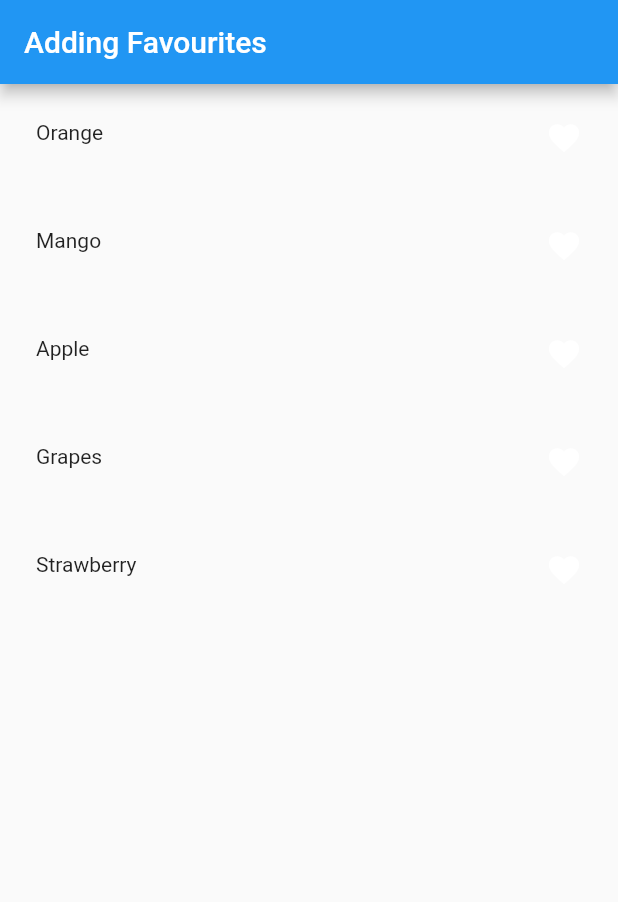
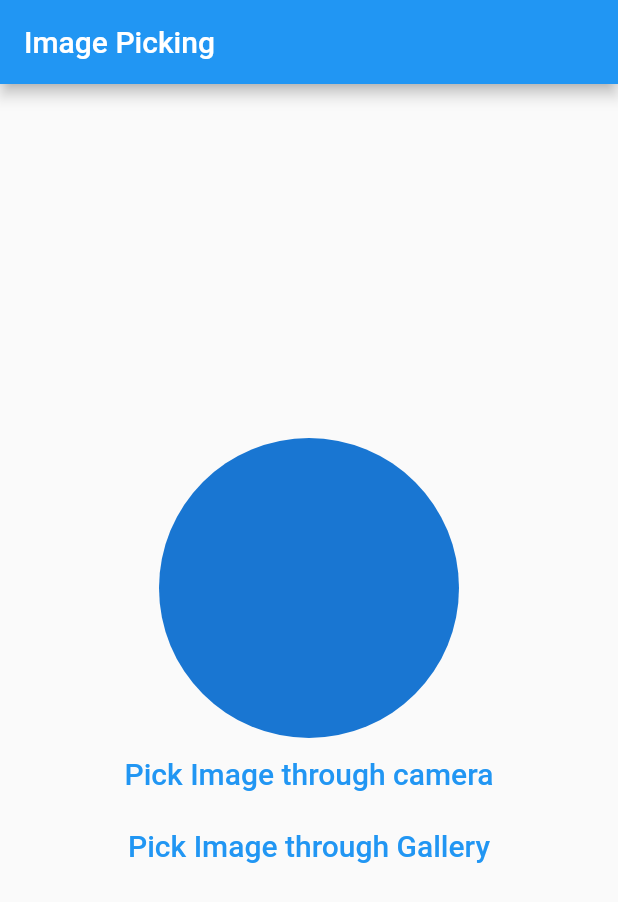
Before and after one commit to Yunus7722/Flutter_GetX_Utilities_and_more, a Flutter app: the screen it shows after launch, on a phone screen of 412 x 824 dp. Shown: the top 902 px of the screen. Run offline on Flutter 3.47's test engine with Material 2 defaults, Android fonts, the phone set to English and light mode, and no system bars; our stand-ins replace get, image_picker.

Commit message:
Implementing Image Picker with galler and camera

```diff
--- /dev/null
+++ b/lib/controllers/image_pick_controller.dart
@@ -0,0 +1,30 @@
+import 'package:get/get.dart';
+import 'package:image_picker/image_picker.dart';
+
+class ImagePickerController extends GetxController {
+
+  RxString imagePath = ''.obs;
+
+  Future getImage() async {
+    final ImagePicker _picker = ImagePicker();
+    final image = await _picker.pickImage(source: ImageSource.camera);
+
+    if(image!=null){
+      imagePath.value = image.path.toString();
+    }
+    // else{
+    //   print("image not found");
+    // }
+  }
+   Future getImageByGallery() async {
+    final ImagePicker _picker = ImagePicker();
+    final galleryImage = await _picker.pickImage(source: ImageSource.gallery);
+
+    if(galleryImage!=null){
+      imagePath.value = galleryImage.path.toString();
+    }
+    // else{
+    //   print("image not found");
+    // }
+  }
+}
--- a/lib/main.dart
+++ b/lib/main.dart
@@ -1,6 +1,7 @@
 import 'package:flutter/material.dart';
 import 'package:flutter_getx_remaining_tutorials/model/local_languages.dart';
 import 'package:flutter_getx_remaining_tutorials/pages/add_favourites_list.dart';
+import 'package:flutter_getx_remaining_tutorials/pages/image_picker.dart';
 import 'package:flutter_getx_remaining_tutorials/pages/switch_page.dart';
 import 'package:flutter_getx_remaining_tutorials/pages/language.dart';
 import 'package:flutter_getx_remaining_tutorials/pages/sliding_page.dart';
@@ -41,7 +42,11 @@ class MyApp extends StatelessWidget {
       // home: SwitchPage(),
 
       //for  AddingFavourites in Lists
-      home: AddFavourites(),
+      // home: AddFavourites(),
+
+      //for Image Picker
+      home: ImagePickPage() ,
+
     );
   }
 }
--- /dev/null
+++ b/lib/pages/image_picker.dart
@@ -0,0 +1,53 @@
+import 'dart:io';
+
+import 'package:flutter/material.dart';
+import 'package:flutter_getx_remaining_tutorials/controllers/image_pick_controller.dart';
+import 'package:get/get.dart';
+
+class ImagePickPage extends StatefulWidget {
+  const ImagePickPage({super.key});
+
+  @override
+  State<ImagePickPage> createState() => _ImagePickPageState();
+}
+
+class _ImagePickPageState extends State<ImagePickPage> {
+
+  //dependency Injection
+  ImagePickerController imgController = Get.put(ImagePickerController());
+
+
+  @override
+  Widget build(BuildContext context) {
+    return Scaffold(
+      appBar: AppBar(
+        title: Text('Image Picking'),
+      ),
+      body:Obx(() =>
+       Container(
+        child: Column(
+          mainAxisAlignment: MainAxisAlignment.center,
+          crossAxisAlignment: CrossAxisAlignment.center,
+          children: [
+            Center(
+              child: CircleAvatar(
+            radius: 100,
+            backgroundImage: imgController.imagePath.isNotEmpty
+            ? FileImage(File(imgController.imagePath.toString()))
+            : null
+            ,
+          )
+
+          ),
+          TextButton(onPressed: (){
+            imgController.getImage();
+          }, child: Text('Pick Image through camera',style: TextStyle(fontSize: 20),)),
+          TextButton(onPressed: (){
+            imgController.getImageByGallery();
+          }, child: Text('Pick Image through Gallery',style: TextStyle(fontSize: 20),))
+          ],
+        ),
+      ),)
+    );
+  }
+}
--- a/pubspec.yaml
+++ b/pubspec.yaml
@@ -36,6 +36,7 @@ dependencies:
   # Use with the CupertinoIcons class for iOS style icons.
   cupertino_icons: ^1.0.2
   get:
+  image_picker:
 
 dev_dependencies:
   flutter_test:
```
Also changed, not shown: pubspec.lock, 7 other files.
